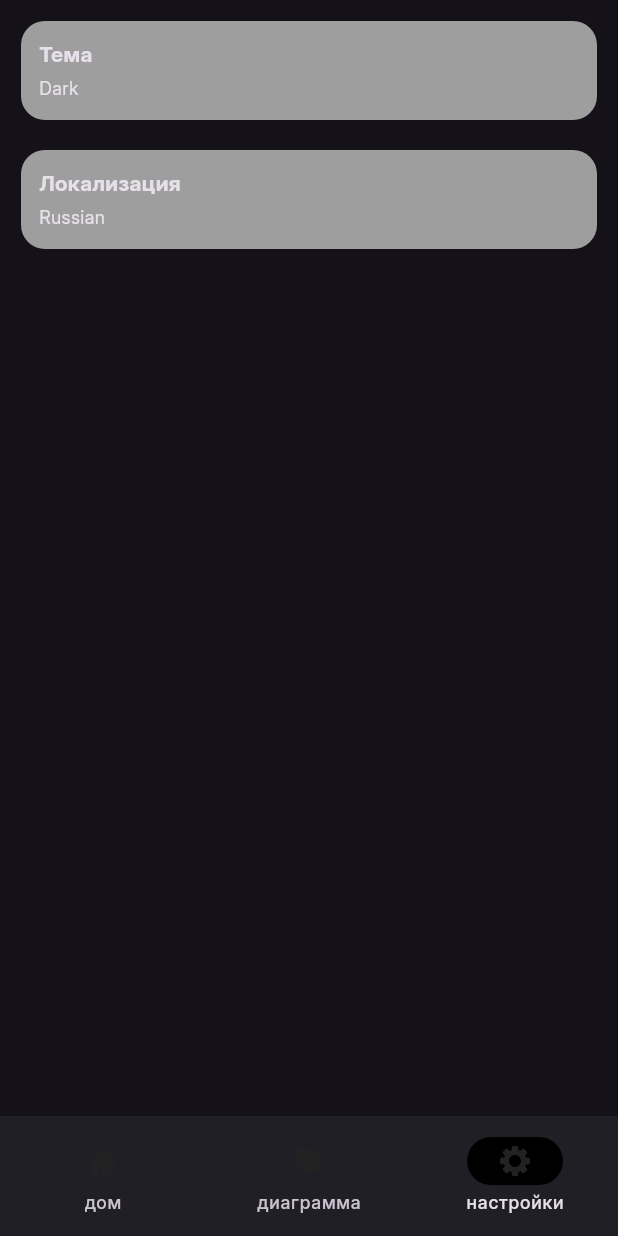
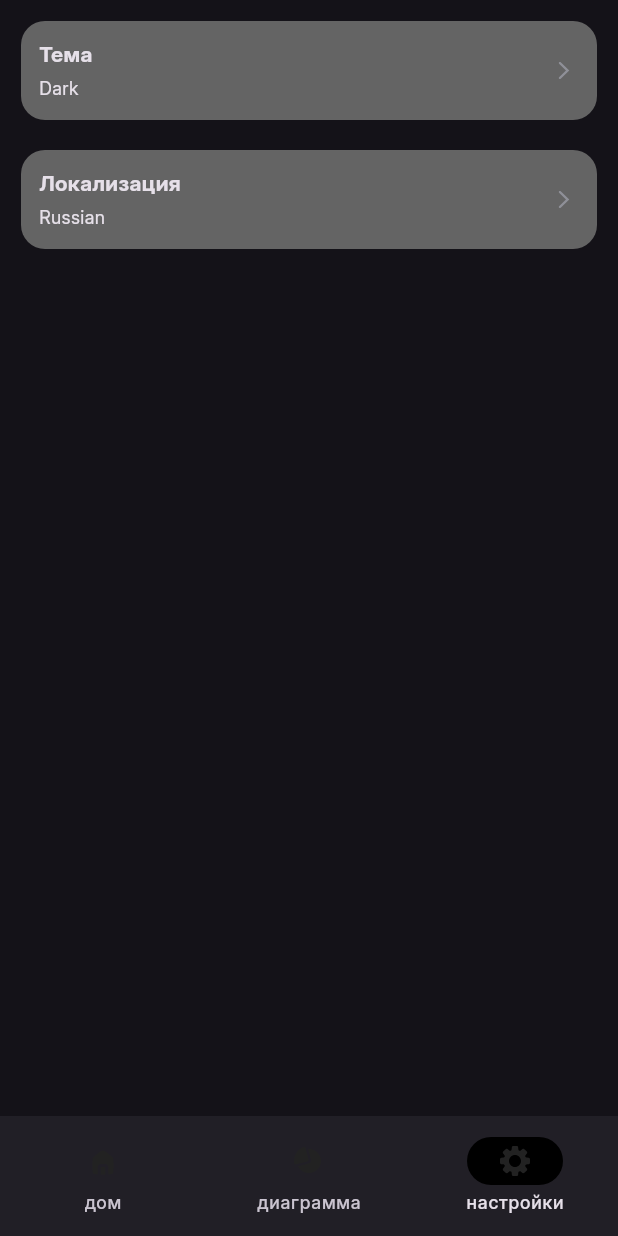
Before and after one commit to Skylaunch/findet, a Flutter app: the screen it shows after launch, item 3 of the bottom bar chosen, on a phone screen of 412 x 824 dp. Run offline on Flutter 3.47's test engine with Material 3 defaults, Android fonts, the phone set to English and light mode, and no system bars; our stand-ins replace dotted_border, flutter_bloc, flutter_svg, fluttertoast, go_router, injectable and 2 more.

Commit message:
Чуть изменил UI экрана настроек

```diff
--- a/lib/ui/features/settings/widgets/settings_menu.dart
+++ b/lib/ui/features/settings/widgets/settings_menu.dart
@@ -3,6 +3,7 @@ import 'package:findet/generated/l10n.dart';
 import 'package:findet/helpers/extensions.dart';
 import 'package:flutter/material.dart';
 import 'package:flutter_bloc/flutter_bloc.dart';
+import 'package:flutter_svg/svg.dart';
 import 'package:intl/intl.dart';
 
 class SettingsMenu extends StatefulWidget {
@@ -35,8 +36,7 @@ class _SettingsMenuState extends State<SettingsMenu> {
         const SizedBox(height: 20),
         SettingsMenuItem(
           title: S.of(context).localization,
-          selectedValue:
-              Intl.getCurrentLocale() == 'ru' ? 'Russian' : 'English',
+          selectedValue: Intl.getCurrentLocale() == 'ru' ? 'Russian' : 'English',
           onTap: widget.onLocalizationsNavigate,
         ),
       ],
@@ -65,24 +65,33 @@ class SettingsMenuItem extends StatelessWidget {
         height: 66,
         decoration: const BoxDecoration(
           borderRadius: BorderRadius.all(Radius.circular(16)),
-          color: Colors.grey,
+          color: Color(0xff646464),
         ),
-        child: Align(
-          alignment: Alignment.centerLeft,
-          child: Column(
+        child: Row(
+          mainAxisSize: MainAxisSize.min,
+          children: [
+            Column(
               crossAxisAlignment: CrossAxisAlignment.start,
               mainAxisSize: MainAxisSize.min,
               children: [
-              Text(title,
+                Text(
+                  title,
                   style: const TextStyle(
                     fontSize: 14,
                     fontWeight: FontWeight.bold,
-                  )),
+                  ),
+                ),
                 const SizedBox(height: 4),
                 Text(selectedValue, style: const TextStyle(fontSize: 12)),
               ],
+            ).padding(edgeInsets: const EdgeInsets.all(12)),
+            const Spacer(),
+            SvgPicture.asset(
+              'lib/assets/images/icons/additionals/chevron_right.svg',
+              colorFilter: const ColorFilter.mode(Color(0xff8F9098), BlendMode.srcIn),
+            ).padding(edgeInsets: const EdgeInsets.only(right: 16)),
+          ],
         ),
-        ).padding(edgeInsets: const EdgeInsets.all(12)),
       ),
     );
   }
```
Lines whose indentation alone changed are shown as unchanged.
